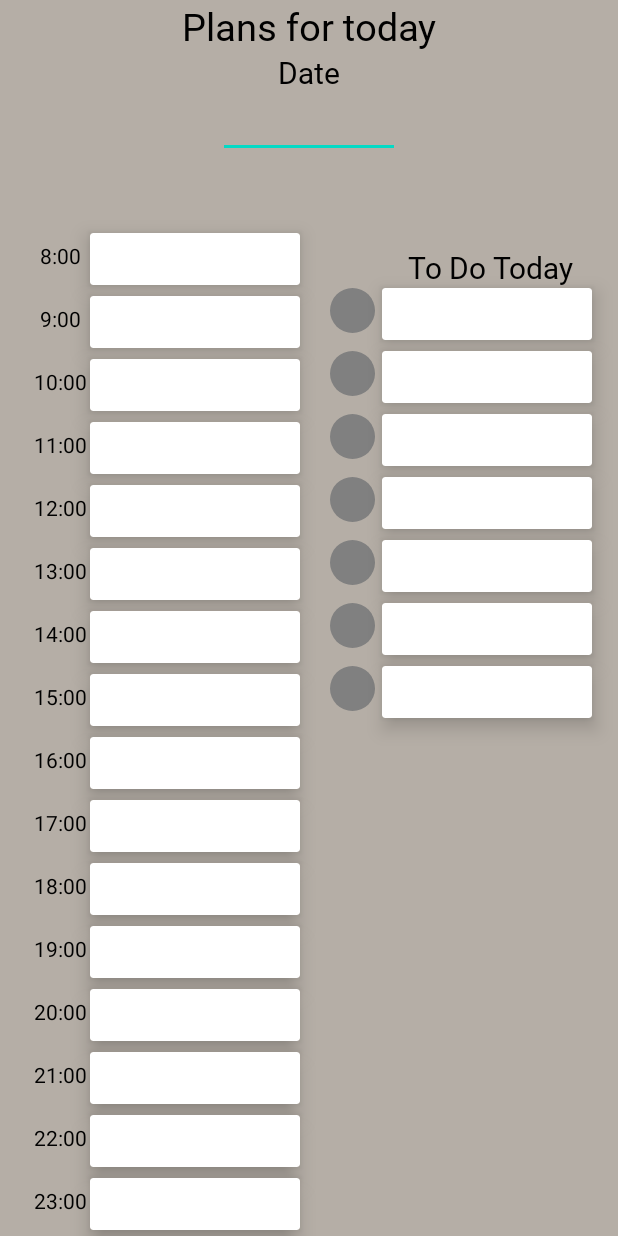
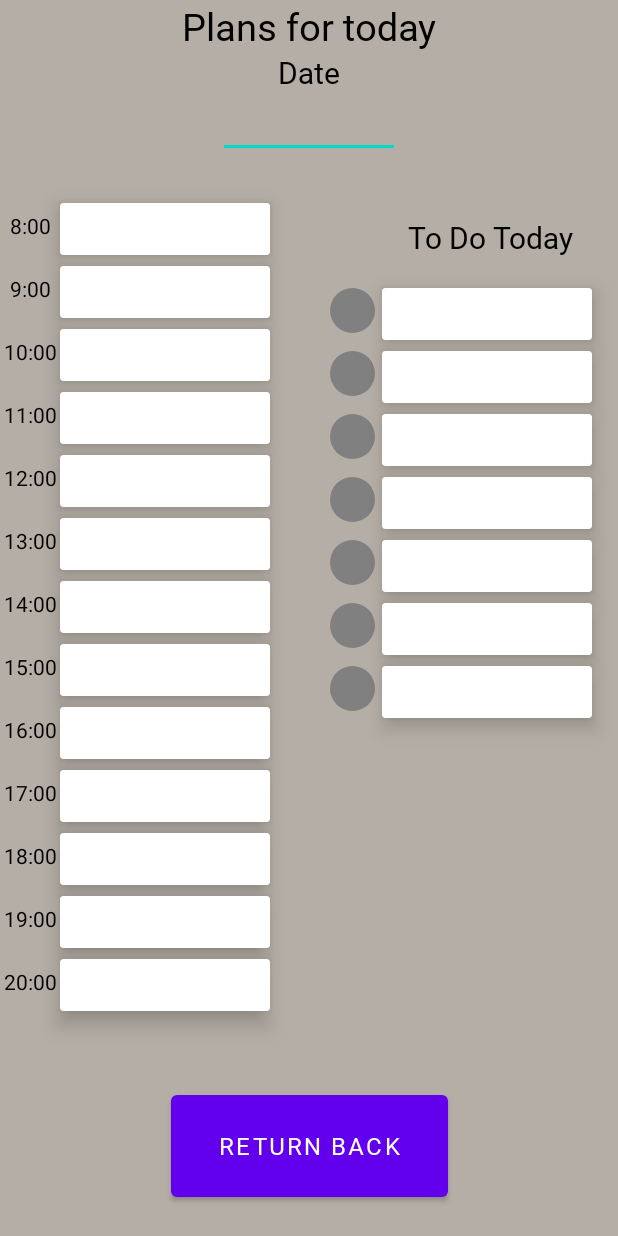
Before and after one commit to polkagilder/mobile-planner, an Android app: the TodayPlansActivity screen opened directly, with no data from a screen before it, on a phone screen of 412 x 824 dp. Run offline under Robolectric (Android 15) with nearby library versions, the phone set to English and light mode, and no system bars.

Commit message:
today plans with data saving

```diff
--- a/MobilePlanner/app/src/main/java/com/polkasol/mobileplanner/TodayPlansActivity.java
+++ b/MobilePlanner/app/src/main/java/com/polkasol/mobileplanner/TodayPlansActivity.java
@@ -1,5 +1,7 @@
 package com.polkasol.mobileplanner;
 
+import android.annotation.SuppressLint;
+import android.content.Intent;
 import android.content.SharedPreferences;
 import android.graphics.Color;
 import android.os.Bundle;
@@ -7,6 +9,8 @@ import android.os.Bundle;
 import androidx.appcompat.app.AppCompatActivity;
 import androidx.cardview.widget.CardView;
 
+import android.text.Editable;
+import android.text.TextWatcher;
 import android.view.View;
 import android.view.ViewGroup;
 import android.widget.Button;
@@ -34,12 +38,42 @@ public class TodayPlansActivity extends AppCompatActivity {
             getSupportActionBar().hide();
         }
 
+        @SuppressLint({"MissingInflatedId", "LocalSuppress"}) Button returnButton = findViewById(R.id.returnButton);
+        returnButton.setOnClickListener(new View.OnClickListener() {
+            @Override
+            public void onClick(View v) {
+                Intent intent = new Intent(TodayPlansActivity.this, MainActivity.class);
+                intent.addFlags(Intent.FLAG_ACTIVITY_CLEAR_TOP | Intent.FLAG_ACTIVITY_NEW_TASK);
+                startActivity(intent);
+                finish();
+            }
+        });
         sharedPreferences = getSharedPreferences(PREFS_NAME, MODE_PRIVATE);
         RelativeLayout layout = findViewById(R.id.relativeLayout);
 
+        EditText dateArea = findViewById(R.id.dateArea);
+
+        // Загружаем сохранённую дату
+        String savedDate = sharedPreferences.getString("date_text", "");
+        dateArea.setText(savedDate);
+
+        // Добавляем слушатель для автоматического сохранения
+        dateArea.addTextChangedListener(new TextWatcher() {
+            @Override
+            public void beforeTextChanged(CharSequence s, int start, int count, int after) {}
+
+            @Override
+            public void onTextChanged(CharSequence s, int start, int before, int count) {
+                sharedPreferences.edit().putString("date_text", s.toString()).apply();
+            }
+
+            @Override
+            public void afterTextChanged(Editable s) {}
+        });
+
         int previousId = R.id.dateArea;
         int startHour = 8;
-        int endHour = 23;
+        int endHour = 20;
 
         for (int i = startHour; i <= endHour; i++) {
             // Создаем TextView (часы)
@@ -53,14 +87,14 @@ public class TodayPlansActivity extends AppCompatActivity {
             RelativeLayout.LayoutParams textParams = new RelativeLayout.LayoutParams(
                     dpToPx(40), dpToPx(30)
             );
-            textParams.setMargins(dpToPx(20), 0, 0, 0);
+            textParams.setMargins(dpToPx(0), 0, 0, 0);
 
             if (previousId == R.id.dateArea) {
                 textParams.addRule(RelativeLayout.BELOW, previousId);
-                textParams.setMargins(dpToPx(20), dpToPx(50), 0, 0);
+                textParams.setMargins(dpToPx(0), dpToPx(30), 0, 0);
             } else {
                 textParams.addRule(RelativeLayout.BELOW, previousId);
-                textParams.setMargins(dpToPx(20), dpToPx(12), 0, 0);
+                textParams.setMargins(dpToPx(0), dpToPx(12), 0, 0);
             }
 
             textView.setLayoutParams(textParams);
@@ -75,7 +109,7 @@ public class TodayPlansActivity extends AppCompatActivity {
                     dpToPx(140), dpToPx(35)
             );
             cardParams.addRule(RelativeLayout.ALIGN_TOP, textView.getId());
-            cardParams.setMargins(dpToPx(60), 0, 0, 0);
+            cardParams.setMargins(dpToPx(40), 0, 0, 0);
             cardView.setLayoutParams(cardParams);
 
             // Создаем EditText
@@ -94,7 +128,7 @@ public class TodayPlansActivity extends AppCompatActivity {
             layout.addView(cardView);
 
             // Загружаем сохранённые данные
-            String savedText = sharedPreferences.getString("text_" + i, "");
+            String savedText = sharedPreferences.getString("hour_" + i, "");
             editText.setText(savedText);
 
             previousId = textView.getId();
@@ -105,7 +139,7 @@ public class TodayPlansActivity extends AppCompatActivity {
         for (int i = 0; i < 7; i++) {
             // Создаем `ImageView` (чекбокс)
             ImageView checkCircle = new ImageView(this);
-            checkCircle.setId(3000 + i);
+            checkCircle.setId(4000 + i);
             RelativeLayout.LayoutParams imgParams = new RelativeLayout.LayoutParams(
                     dpToPx(30), dpToPx(30));
             imgParams.setMargins(dpToPx(220), (i == 0) ? dpToPx(87) : dpToPx(12), 0, 0);
@@ -114,13 +148,19 @@ public class TodayPlansActivity extends AppCompatActivity {
             checkCircle.setImageResource(R.drawable.circle_gray);
 
             // Обработчик клика (смена цвета)
+            boolean isChecked = sharedPreferences.getBoolean("checkbox_" + i, false);
+            checkCircle.setImageResource(isChecked ? R.drawable.circle_green : R.drawable.circle_gray);
+
+            // Обработчик клика
+            int finalI = i;
             checkCircle.setOnClickListener(new View.OnClickListener() {
-                boolean isChecked = false;
+                boolean checked = isChecked; // Используем загруженное состояние
 
                 @Override
                 public void onClick(View v) {
-                    isChecked = !isChecked;
-                    checkCircle.setImageResource(isChecked ? R.drawable.circle_green : R.drawable.circle_gray);
+                    checked = !checked;
+                    checkCircle.setImageResource(checked ? R.drawable.circle_green : R.drawable.circle_gray);
+                    sharedPreferences.edit().putBoolean("checkbox_" + finalI, checked).apply(); // Сохраняем сразу
                 }
             });
 
@@ -128,7 +168,7 @@ public class TodayPlansActivity extends AppCompatActivity {
 
             // Создаем `CardView` (поле ввода)
             CardView cardView = new CardView(this);
-            cardView.setId(2000 + i);
+            cardView.setId(5000 + i);
             cardView.setCardElevation(dpToPx(8));
 
             RelativeLayout.LayoutParams cardParams = new RelativeLayout.LayoutParams(
@@ -139,7 +179,7 @@ public class TodayPlansActivity extends AppCompatActivity {
 
             // Создаем `EditText`
             EditText editText = new EditText(this);
-            editText.setId(3000 + i);
+            editText.setId(6000 + i);
             editText.setTextSize(12);
             editText.setBackgroundColor(Color.TRANSPARENT);
             editText.setGravity(android.view.Gravity.CENTER);
@@ -153,7 +193,7 @@ public class TodayPlansActivity extends AppCompatActivity {
             layout.addView(cardView);
 
             // Загружаем сохранённые данные
-            String savedText = sharedPreferences.getString("text_" + i, "");
+            String savedText = sharedPreferences.getString("task_" + i, "");
             editText.setText(savedText);
 
             previousId = checkCircle.getId(); // Обновляем предыдущий ID
@@ -169,9 +209,14 @@ public class TodayPlansActivity extends AppCompatActivity {
     private void saveData() {
         SharedPreferences.Editor editor = sharedPreferences.edit();
 
+        EditText dateArea = findViewById(R.id.dateArea);
+        if (dateArea != null) {
+            editor.putString("date_text", dateArea.getText().toString());
+        }
+
         // Сохраняем текст в задачах (7 элементов)
         for (int i = 0; i < 7; i++) {
-            EditText editText = findViewById(3000 + i);
+            EditText editText = findViewById(6000 + i);
             if (editText != null) {
                 editor.putString("task_" + i, editText.getText().toString()); // Используем уникальные ключи
             }
@@ -179,7 +224,7 @@ public class TodayPlansActivity extends AppCompatActivity {
 
         // Сохраняем текст в часовом диапазоне (8:00 - 23:00)
         for (int i = 8; i <= 23; i++) {
-            EditText editText = findViewById(4000 + i); // Убедись, что ID соответствует тем, что в XML
+            EditText editText = findViewById(3000 + i); // Убедись, что ID соответствует тем, что в XML
             if (editText != null) {
                 editor.putString("hour_" + i, editText.getText().toString()); // Уникальные ключи
             }
--- a/MobilePlanner/app/src/main/res/layout/today_plans_activity.xml
+++ b/MobilePlanner/app/src/main/res/layout/today_plans_activity.xml
@@ -67,7 +67,7 @@
 
         android:layout_alignParentEnd="true"
 
-        android:layout_marginTop="130dp"
+        android:layout_marginTop="110dp"
         android:layout_marginEnd="20dp"
         android:fontFamily="@font/rubik_black"
         android:gravity="center_horizontal"
@@ -76,34 +76,19 @@
         android:textSize="20sp"
         app:layout_constraintTop_toBottomOf="@+id/plansForToday" />
 
-<!--    <androidx.cardview.widget.CardView-->
-<!--        android:layout_width="140dp"-->
-<!--        android:layout_height="30dp"-->
+    <Button
+        android:id="@+id/returnButton"
+        android:layout_width="wrap_content"
+        android:layout_height="80dp"
 
-<!--        android:layout_alignParentEnd="true"-->
-<!--        android:layout_marginTop="200dp"-->
-
-<!--        android:layout_marginEnd="20dp"-->
-<!--        app:cardElevation="8sp"-->
-<!--        app:layout_constraintStart_toStartOf="parent"-->
-<!--        app:layout_constraintTop_toTopOf="parent">-->
-
-<!--        <EditText-->
-<!--            android:id="@+id/firstTaskArea"-->
-<!--            android:layout_width="140dp"-->
-<!--            android:layout_height="40dp"-->
-<!--            android:layout_gravity="center"-->
-<!--            android:textSize="12dp" />-->
-<!--    </androidx.cardview.widget.CardView>-->
-
-<!--    <ImageView-->
-<!--        android:id="@+id/checkCircle"-->
-<!--        android:layout_width="30dp"-->
-<!--        android:layout_height="30dp"-->
-<!--        android:layout_alignParentTop="true"-->
-<!--        android:layout_alignParentEnd="true"-->
-<!--        android:layout_marginTop="200dp"-->
-<!--        android:layout_marginEnd="165dp"-->
-<!--        android:src="@drawable/circle_gray" />-->
-
+        android:layout_alignParentStart="true"
+        android:layout_alignParentEnd="true"
+        android:layout_alignParentBottom="true"
+        android:layout_marginStart="114dp"
+        android:layout_marginTop="22dp"
+        android:layout_marginEnd="113dp"
+        android:layout_marginBottom="20dp"
+        android:fontFamily="@font/rubik_medium"
+        android:text="@string/return_back_text"
+        android:textSize="16dp" />
 </RelativeLayout>
--- a/MobilePlanner/app/src/main/res/values/strings.xml
+++ b/MobilePlanner/app/src/main/res/values/strings.xml
@@ -7,4 +7,5 @@
     <string name="today_plans_text">Plans for today</string>
     <string name="date_text">Date</string>
     <string name="to_do_today_text">To Do Today</string>
+    <string name="return_back_text">Return Back</string>
 </resources>
```
Also changed, not shown: 1 other file.
